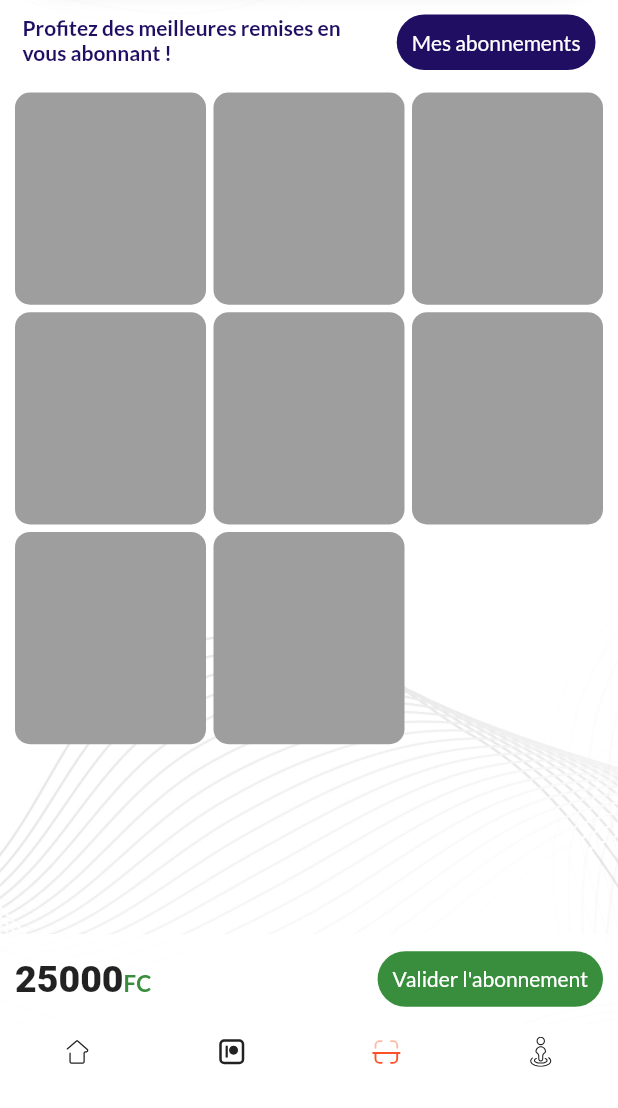
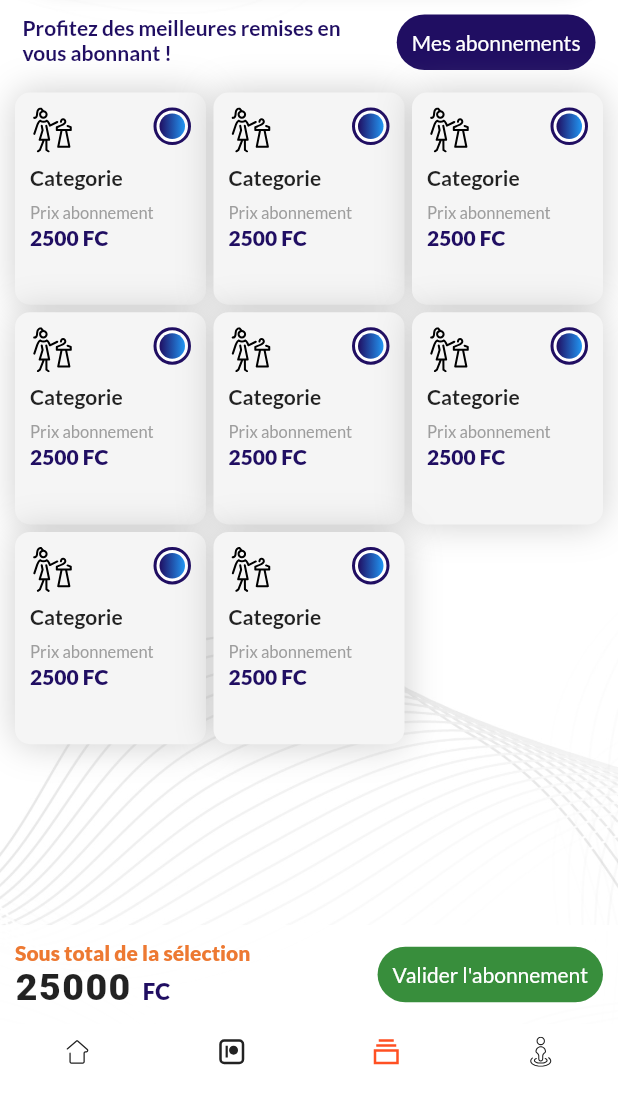
Before and after one commit to Delimond-eng/c.royal, a Flutter app: the HomeScreen screen opened directly, scrolled down 1152 dp, on a phone screen of 412 x 824 dp, the part 128-1236 px from its top. Run offline on Flutter 3.47's test engine with Material 2 defaults, Android fonts, the phone set to English and light mode, and no system bars; drawn by our look-alikes of badges; our stand-ins replace expandable, flutter_custom_clippers, flutter_rating_bar, flutter_spinkit, flutter_svg, get and 8 more; missing offline and left inert: flutter_polyline_points; accounts and stored records are empty; network calls fail.

Commit message:
subscription module

```diff
--- a/lib/components/app_bottom_navigation.dart
+++ b/lib/components/app_bottom_navigation.dart
@@ -71,7 +71,7 @@ class _AppBottomNavigationState extends State<AppBottomNavigation> {
             mainAxisAlignment: MainAxisAlignment.center,
             crossAxisAlignment: CrossAxisAlignment.center,
             children: [
-              const Text("Nouveaux"),
+              const Text("Accueil"),
               if (widget.selectedIndex == 0) ...[
                 const SizedBox(
                   height: 2.0,
@@ -126,7 +126,7 @@ class _AppBottomNavigationState extends State<AppBottomNavigation> {
         ),
         BottomNavigationBarItem(
           activeIcon: SvgPicture.asset(
-            'assets/svg/scan-svgrepo-com.svg',
+            'assets/svg/subscription.svg',
             fit: BoxFit.scaleDown,
             color: accentColor,
             height: 20.0,
--- a/lib/pages/subscriptions/subscription_page.dart
+++ b/lib/pages/subscriptions/subscription_page.dart
@@ -2,6 +2,7 @@ import 'package:c_royal/components/app_header.dart';
 import 'package:c_royal/components/notification_drawer.dart';
 import 'package:c_royal/settings/style.dart';
 import 'package:flutter/material.dart';
+import 'package:flutter_svg/flutter_svg.dart';
 import 'package:google_fonts/google_fonts.dart';
 
 class SubscriptionsPage extends StatefulWidget {
@@ -96,10 +97,88 @@ class _SubscriptionsPageState extends State<SubscriptionsPage> {
                         itemBuilder: (context, index) {
                           return Container(
                             decoration: BoxDecoration(
-                              color: Colors.grey,
+                              color: Colors.grey[100],
                               borderRadius: BorderRadius.circular(10.0),
+                              boxShadow: [
+                                BoxShadow(
+                                  blurRadius: 20,
+                                  offset: Offset.zero,
+                                  color: Colors.grey.withOpacity(0.5),
+                                )
+                              ],
                             ),
-                            child: Column(),
+                            padding: const EdgeInsets.all(10.0),
+                            child: Column(
+                              crossAxisAlignment: CrossAxisAlignment.start,
+                              mainAxisAlignment: MainAxisAlignment.start,
+                              children: [
+                                Row(
+                                  crossAxisAlignment: CrossAxisAlignment.start,
+                                  mainAxisAlignment:
+                                      MainAxisAlignment.spaceBetween,
+                                  children: [
+                                    SvgPicture.asset(
+                                      "assets/svg/clothing.svg",
+                                      height: 30.0,
+                                      width: 30.0,
+                                    ),
+                                    Container(
+                                      height: 25.0,
+                                      width: 25.0,
+                                      padding: const EdgeInsets.all(2.0),
+                                      decoration: BoxDecoration(
+                                        color: Colors.white,
+                                        shape: BoxShape.circle,
+                                        border: Border.all(
+                                            width: 2, color: primaryColor),
+                                      ),
+                                      child: Container(
+                                        decoration: BoxDecoration(
+                                          gradient: LinearGradient(
+                                            colors: [
+                                              primaryColor,
+                                              Colors.blue,
+                                            ],
+                                          ),
+                                          shape: BoxShape.circle,
+                                        ),
+                                      ),
+                                    )
+                                  ],
+                                ),
+                                const SizedBox(
+                                  height: 8.0,
+                                ),
+                                Text(
+                                  "Categorie",
+                                  style: GoogleFonts.lato(
+                                    color: Colors.black87,
+                                    fontWeight: FontWeight.w700,
+                                  ),
+                                ),
+                                const SizedBox(
+                                  height: 8.0,
+                                ),
+                                Text(
+                                  "Prix abonnement",
+                                  style: GoogleFonts.lato(
+                                    color: Colors.grey[500],
+                                    fontWeight: FontWeight.w400,
+                                    fontSize: 11.0,
+                                  ),
+                                ),
+                                const SizedBox(
+                                  height: 2.0,
+                                ),
+                                Text(
+                                  "2500 FC",
+                                  style: GoogleFonts.lato(
+                                    color: primaryColor,
+                                    fontWeight: FontWeight.w900,
+                                  ),
+                                ),
+                              ],
+                            ),
                           );
                         },
                       ),
@@ -107,36 +186,50 @@ class _SubscriptionsPageState extends State<SubscriptionsPage> {
                   ),
                 ),
                 Container(
-                  height: 60.0,
                   width: double.infinity,
-                  padding: const EdgeInsets.symmetric(horizontal: 10.0),
+                  padding: const EdgeInsets.symmetric(
+                      horizontal: 10.0, vertical: 10.0),
                   color: Colors.white.withOpacity(.9),
                   child: Row(
                     mainAxisAlignment: MainAxisAlignment.spaceBetween,
                     crossAxisAlignment: CrossAxisAlignment.center,
                     children: [
                       Flexible(
-                        child: RichText(
+                        child: Column(
+                          mainAxisAlignment: MainAxisAlignment.start,
+                          crossAxisAlignment: CrossAxisAlignment.start,
+                          children: [
+                            Text(
+                              'Sous total de la sélection',
+                              style: GoogleFonts.lato(
+                                fontWeight: FontWeight.w900,
+                                color: secondaryColor,
+                              ),
+                            ),
+                            RichText(
                               text: TextSpan(
                                 children: <TextSpan>[
                                   TextSpan(
-                                text: '25000',
-                                style: GoogleFonts.nanumGothic(
+                                    text: '25000 ',
+                                    style: GoogleFonts.bigShouldersStencilText(
                                       color: Colors.black87,
                                       fontWeight: FontWeight.w900,
+                                      letterSpacing: 1.0,
                                       fontSize: 25.0,
                                     ),
                                   ),
                                   TextSpan(
                                     text: 'FC',
                                     style: GoogleFonts.lato(
-                                  fontWeight: FontWeight.w700,
-                                  color: Colors.green[700],
+                                      fontWeight: FontWeight.w900,
+                                      color: primaryColor,
                                       fontSize: 15.0,
                                     ),
                                   ),
                                 ],
                               ),
+                            ),
+                          ],
                         ),
                       ),
                       Container(
```
Lines whose indentation alone changed are shown as unchanged.
